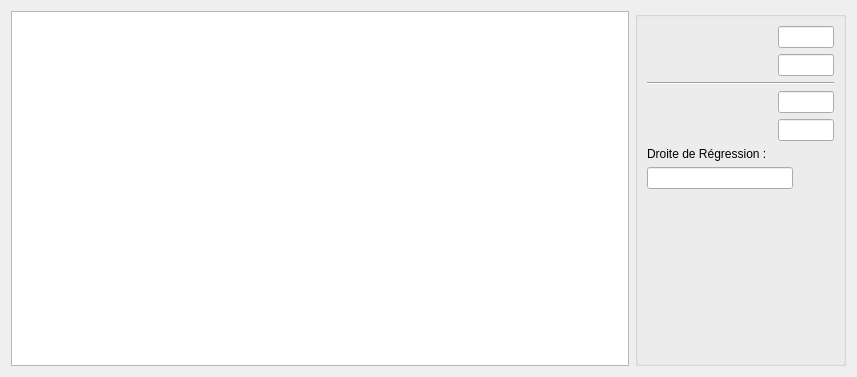
First picture: the form in et_resultatpolluant.ui, repository InformatiqueAtmoNA/tam, before the edit.
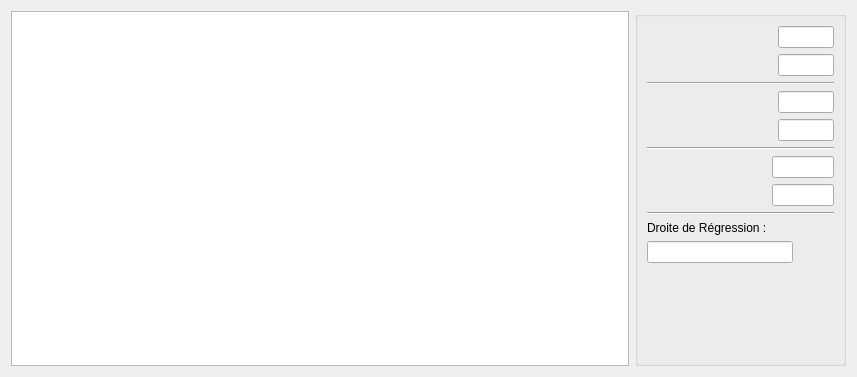
Second picture: the form after the edit.

Commit message: modification de l'interface des tests de linéarité, ajout du critère d'écart à la consigne, ajout d'un code couleur pour vérifier que les résultats sont bons

The edit to the form file:
```diff
--- a/et_resultatpolluant.ui
+++ b/et_resultatpolluant.ui
@@ -38,6 +38,32 @@
       <string/>
      </property>
      <layout class="QGridLayout" name="gridLayout">
+      <item row="6" column="0">
+       <widget class="QLineEdit" name="lineEditDroiteReg">
+        <property name="maximumSize">
+         <size>
+          <width>146</width>
+          <height>27</height>
+         </size>
+        </property>
+        <property name="readOnly">
+         <bool>true</bool>
+        </property>
+       </widget>
+      </item>
+      <item row="3" column="0">
+       <widget class="QLabel" name="label">
+        <property name="maximumSize">
+         <size>
+          <width>147</width>
+          <height>17</height>
+         </size>
+        </property>
+        <property name="text">
+         <string>Droite de Régression : </string>
+        </property>
+       </widget>
+      </item>
       <item row="0" column="0">
        <layout class="QVBoxLayout" name="verticalLayout_2">
         <item>
@@ -143,27 +169,52 @@
           </item>
          </layout>
         </item>
-       </layout>
-      </item>
-      <item row="1" column="0">
-       <widget class="QLabel" name="label">
+        <item>
+         <widget class="Line" name="line_2">
+          <property name="orientation">
+           <enum>Qt::Horizontal</enum>
+          </property>
+         </widget>
+        </item>
+        <item>
+         <layout class="QHBoxLayout" name="horizontalLayout_6">
+          <item>
+           <widget class="QLabel" name="label_Valeur3">
+            <property name="text">
+             <string/>
+            </property>
+           </widget>
+          </item>
+          <item>
+           <widget class="QLineEdit" name="lineEdit_Valeur3">
         <property name="maximumSize">
          <size>
-          <width>147</width>
-          <height>17</height>
-         </size>
-        </property>
+              <width>62</width>
+              <height>22</height>
+             </size>
+            </property>
+            <property name="readOnly">
+             <bool>true</bool>
+            </property>
+           </widget>
+          </item>
+         </layout>
+        </item>
+        <item>
+         <layout class="QHBoxLayout" name="horizontalLayout_7">
+          <item>
+           <widget class="QLabel" name="label_Critere3">
         <property name="text">
-         <string>Droite de Régression : </string>
+             <string/>
         </property>
        </widget>
       </item>
-      <item row="2" column="0">
-       <widget class="QLineEdit" name="lineEditDroiteReg">
+          <item>
+           <widget class="QLineEdit" name="lineEdit_Critere3">
         <property name="maximumSize">
          <size>
-          <width>146</width>
-          <height>27</height>
+              <width>62</width>
+              <height>22</height>
          </size>
         </property>
         <property name="readOnly">
@@ -171,7 +222,11 @@
         </property>
        </widget>
       </item>
-      <item row="3" column="0">
+         </layout>
+        </item>
+       </layout>
+      </item>
+      <item row="7" column="0">
        <spacer name="verticalSpacer">
         <property name="orientation">
          <enum>Qt::Vertical</enum>
@@ -184,6 +239,13 @@
         </property>
        </spacer>
       </item>
+      <item row="2" column="0">
+       <widget class="Line" name="line_3">
+        <property name="orientation">
+         <enum>Qt::Horizontal</enum>
+        </property>
+       </widget>
+      </item>
      </layout>
     </widget>
    </item>
```
Left out of the diff: 2 changed lines with no effect on the pictures. Lines whose indentation alone changed are shown as unchanged. The commit also changes 4 other files.
